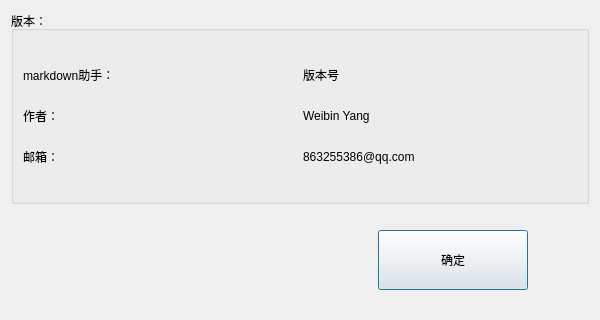
Old version of the form about_dialog.ui in the repository WeiMuYang/Words-Book-Assistant.
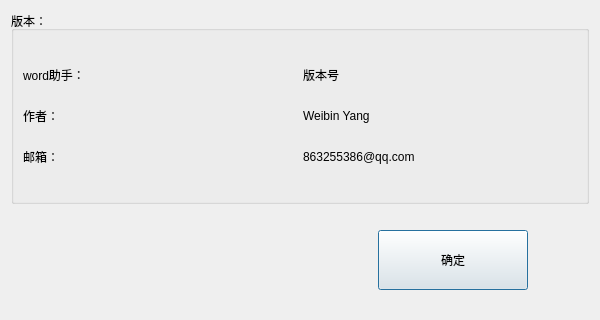
New version of the form.

```diff
--- a/about_dialog.ui
+++ b/about_dialog.ui
@@ -51,7 +51,7 @@
              </size>
             </property>
             <property name="text">
-             <string>markdown助手：</string>
+             <string>word助手：</string>
             </property>
             <property name="alignment">
              <set>Qt::AlignLeading|Qt::AlignLeft|Qt::AlignVCenter</set>
```
